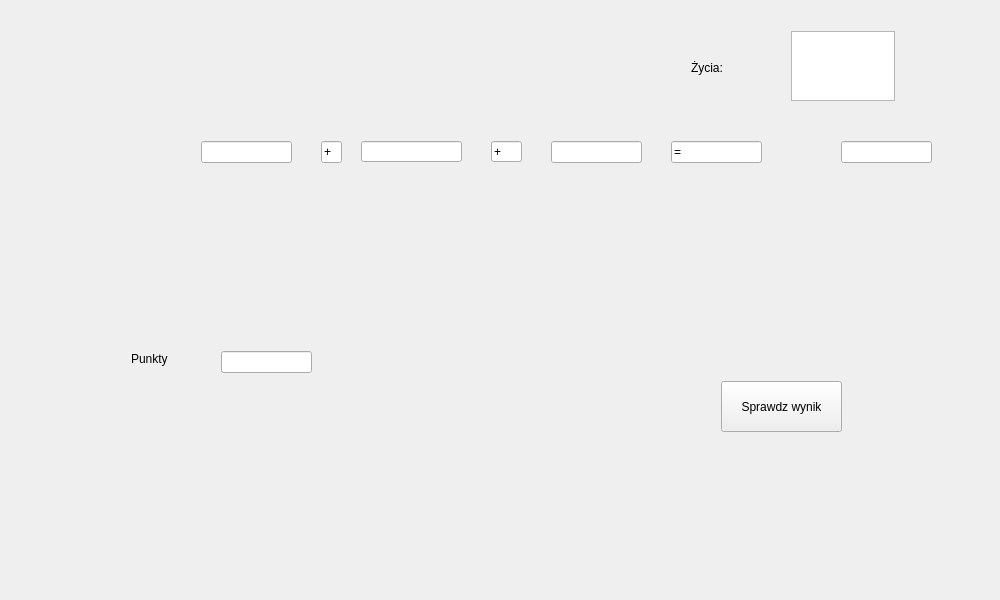
Qt form dodawanie.ui (Kukulim/Matematyka) before a commit.
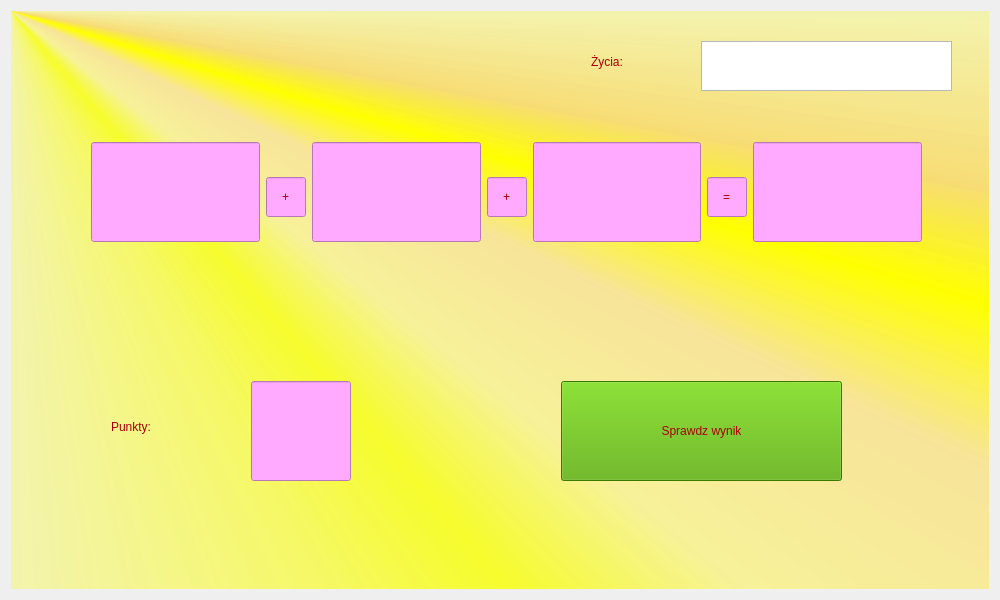
The same form after that commit. The open tabs and pages were chosen to show the change. Icons and pictures are not drawn.

Commit message: dodawanie cale dziala

Diff of the .ui file:
```diff
--- a/dodawanie.ui
+++ b/dodawanie.ui
@@ -16,6 +16,9 @@
   <layout class="QGridLayout" name="gridLayout">
    <item row="0" column="0">
     <widget class="QStackedWidget" name="stackedWidget">
+     <property name="styleSheet">
+      <string notr="true"/>
+     </property>
      <property name="currentIndex">
       <number>1</number>
      </property>
@@ -191,144 +194,326 @@
       </widget>
      </widget>
      <widget class="QWidget" name="dodatanieTrudnePage">
-      <widget class="QTextEdit" name="zyciaEdit_2">
-       <property name="geometry">
-        <rect>
-         <x>780</x>
-         <y>20</y>
-         <width>104</width>
-         <height>70</height>
-        </rect>
-       </property>
-      </widget>
+      <property name="styleSheet">
+       <string notr="true">#dodatanieTrudnePage{background-color:qconicalgradient(cx:0, cy:0, angle:135, stop:0 rgba(255, 255, 0, 69), stop:0.375 rgba(255, 255, 0, 69), stop:0.423533 rgba(251, 255, 0, 145), stop:0.45 rgba(247, 255, 0, 208), stop:0.477581 rgba(255, 244, 71, 130), stop:0.518717 rgba(255, 218, 71, 130), stop:0.55 rgba(255, 255, 0, 255), stop:0.57754 rgba(255, 203, 0, 130), stop:0.625 rgba(255, 255, 0, 69), stop:1 rgba(255, 255, 0, 69))}</string>
+      </property>
       <widget class="QLabel" name="zycieLabel_2">
        <property name="geometry">
         <rect>
-         <x>680</x>
-         <y>50</y>
-         <width>47</width>
-         <height>14</height>
+         <x>580</x>
+         <y>30</y>
+         <width>100</width>
+         <height>41</height>
         </rect>
        </property>
+       <property name="maximumSize">
+        <size>
+         <width>100</width>
+         <height>100</height>
+        </size>
+       </property>
+       <property name="styleSheet">
+        <string notr="true">font: 26pt &quot;Comic Sans MS&quot;;
+color:rgb(170, 0, 0);</string>
+       </property>
        <property name="text">
         <string>Życia:</string>
        </property>
       </widget>
-      <widget class="QLineEdit" name="skladnikDrogiEdit_2">
-       <property name="geometry">
-        <rect>
-         <x>540</x>
-         <y>130</y>
-         <width>91</width>
-         <height>22</height>
-        </rect>
-       </property>
-      </widget>
-      <widget class="QLineEdit" name="sumaEdit_2">
-       <property name="geometry">
-        <rect>
-         <x>830</x>
-         <y>130</y>
-         <width>91</width>
-         <height>22</height>
-        </rect>
-       </property>
-      </widget>
-      <widget class="QPushButton" name="sprawdzButton_2">
-       <property name="geometry">
-        <rect>
-         <x>710</x>
-         <y>370</y>
-         <width>121</width>
-         <height>51</height>
-        </rect>
-       </property>
-       <property name="text">
-        <string>Sprawdz wynik</string>
-       </property>
-      </widget>
-      <widget class="QLineEdit" name="plusEdit_2">
-       <property name="geometry">
-        <rect>
-         <x>310</x>
-         <y>130</y>
-         <width>21</width>
-         <height>22</height>
-        </rect>
-       </property>
-       <property name="text">
-        <string>+</string>
-       </property>
-      </widget>
       <widget class="QLineEdit" name="punktyEdit_2">
        <property name="geometry">
         <rect>
-         <x>210</x>
-         <y>340</y>
-         <width>91</width>
-         <height>22</height>
+         <x>240</x>
+         <y>370</y>
+         <width>100</width>
+         <height>100</height>
         </rect>
        </property>
-      </widget>
-      <widget class="QLineEdit" name="skladnikPierwszyEdit_2">
-       <property name="geometry">
-        <rect>
-         <x>190</x>
-         <y>130</y>
-         <width>91</width>
-         <height>22</height>
-        </rect>
+       <property name="sizePolicy">
+        <sizepolicy hsizetype="Fixed" vsizetype="Fixed">
+         <horstretch>0</horstretch>
+         <verstretch>0</verstretch>
+        </sizepolicy>
        </property>
-      </widget>
-      <widget class="QLineEdit" name="rownasieEdit_2">
-       <property name="geometry">
-        <rect>
-         <x>660</x>
-         <y>130</y>
-         <width>91</width>
-         <height>22</height>
-        </rect>
+       <property name="maximumSize">
+        <size>
+         <width>100</width>
+         <height>100</height>
+        </size>
        </property>
-       <property name="text">
-        <string>=</string>
+       <property name="contextMenuPolicy">
+        <enum>Qt::DefaultContextMenu</enum>
+       </property>
+       <property name="styleSheet">
+        <string notr="true">font: 40pt &quot;Comic Sans MS&quot;;
+color:rgb(170, 0, 0);
+background-color:rgb(255, 170, 255);</string>
+       </property>
+       <property name="alignment">
+        <set>Qt::AlignCenter</set>
        </property>
       </widget>
       <widget class="QLabel" name="punktyLabel_2">
        <property name="geometry">
         <rect>
-         <x>120</x>
-         <y>340</y>
-         <width>37</width>
-         <height>16</height>
+         <x>100</x>
+         <y>390</y>
+         <width>121</width>
+         <height>51</height>
         </rect>
        </property>
+       <property name="maximumSize">
+        <size>
+         <width>150</width>
+         <height>16777215</height>
+        </size>
+       </property>
+       <property name="styleSheet">
+        <string notr="true">font: 26pt &quot;Comic Sans MS&quot;;
+color:rgb(170, 0, 0);</string>
+       </property>
        <property name="text">
         <string>Punkty:</string>
        </property>
       </widget>
-      <widget class="QLineEdit" name="skladnikTrzeciEdit_2">
+      <widget class="QGraphicsView" name="zyciaGrafikaTrudneView">
        <property name="geometry">
         <rect>
-         <x>350</x>
-         <y>130</y>
-         <width>101</width>
-         <height>21</height>
+         <x>690</x>
+         <y>30</y>
+         <width>251</width>
+         <height>50</height>
         </rect>
        </property>
+       <property name="maximumSize">
+        <size>
+         <width>251</width>
+         <height>50</height>
+        </size>
+       </property>
+       <property name="styleSheet">
+        <string notr="true">background-image:url(:/img/5zyc.png);</string>
+       </property>
       </widget>
-      <widget class="QLineEdit" name="plusDwaEdit_2">
+      <widget class="QPushButton" name="sprawdzTrudneButton">
        <property name="geometry">
         <rect>
-         <x>480</x>
-         <y>130</y>
-         <width>31</width>
-         <height>21</height>
+         <x>550</x>
+         <y>370</y>
+         <width>281</width>
+         <height>100</height>
         </rect>
        </property>
+       <property name="minimumSize">
+        <size>
+         <width>0</width>
+         <height>100</height>
+        </size>
+       </property>
+       <property name="styleSheet">
+        <string notr="true">font: 28pt &quot;Comic Sans MS&quot;;
+color:rgb(170, 0, 0);
+background-color:rgb(85, 170, 0);</string>
+       </property>
        <property name="text">
-        <string>+</string>
+        <string>Sprawdz wynik</string>
        </property>
       </widget>
+      <widget class="QWidget" name="">
+       <property name="geometry">
+        <rect>
+         <x>80</x>
+         <y>130</y>
+         <width>831</width>
+         <height>102</height>
+        </rect>
+       </property>
+       <layout class="QHBoxLayout" name="horizontalLayout">
+        <item>
+         <widget class="QLineEdit" name="skladnikPierwszyEdit_2">
+          <property name="enabled">
+           <bool>false</bool>
+          </property>
+          <property name="minimumSize">
+           <size>
+            <width>100</width>
+            <height>100</height>
+           </size>
+          </property>
+          <property name="contextMenuPolicy">
+           <enum>Qt::DefaultContextMenu</enum>
+          </property>
+          <property name="styleSheet">
+           <string notr="true">font: 40pt &quot;Comic Sans MS&quot;;
+color:rgb(170, 0, 0);
+background-color:rgb(255, 170, 255);</string>
+          </property>
+          <property name="alignment">
+           <set>Qt::AlignCenter</set>
+          </property>
+         </widget>
+        </item>
+        <item>
+         <widget class="QLineEdit" name="plusEdit_2">
+          <property name="enabled">
+           <bool>false</bool>
+          </property>
+          <property name="minimumSize">
+           <size>
+            <width>40</width>
+            <height>40</height>
+           </size>
+          </property>
+          <property name="maximumSize">
+           <size>
+            <width>30</width>
+            <height>30</height>
+           </size>
+          </property>
+          <property name="styleSheet">
+           <string notr="true">font: 40pt &quot;Comic Sans MS&quot;;
+color:rgb(170, 0, 0);
+background-color:rgb(255, 170, 255);</string>
+          </property>
+          <property name="text">
+           <string>+</string>
+          </property>
+          <property name="alignment">
+           <set>Qt::AlignCenter</set>
+          </property>
+         </widget>
+        </item>
+        <item>
+         <widget class="QLineEdit" name="skladnikTrzeciEdit_2">
+          <property name="enabled">
+           <bool>false</bool>
+          </property>
+          <property name="minimumSize">
+           <size>
+            <width>100</width>
+            <height>100</height>
+           </size>
+          </property>
+          <property name="contextMenuPolicy">
+           <enum>Qt::DefaultContextMenu</enum>
+          </property>
+          <property name="styleSheet">
+           <string notr="true">font: 40pt &quot;Comic Sans MS&quot;;
+color:rgb(170, 0, 0);
+background-color:rgb(255, 170, 255);</string>
+          </property>
+          <property name="alignment">
+           <set>Qt::AlignCenter</set>
+          </property>
+         </widget>
+        </item>
+        <item>
+         <widget class="QLineEdit" name="plusDwaEdit_2">
+          <property name="enabled">
+           <bool>false</bool>
+          </property>
+          <property name="minimumSize">
+           <size>
+            <width>40</width>
+            <height>40</height>
+           </size>
+          </property>
+          <property name="maximumSize">
+           <size>
+            <width>30</width>
+            <height>30</height>
+           </size>
+          </property>
+          <property name="styleSheet">
+           <string notr="true">font: 40pt &quot;Comic Sans MS&quot;;
+color:rgb(170, 0, 0);
+background-color:rgb(255, 170, 255);</string>
+          </property>
+          <property name="text">
+           <string>+</string>
+          </property>
+          <property name="alignment">
+           <set>Qt::AlignCenter</set>
+          </property>
+         </widget>
+        </item>
+        <item>
+         <widget class="QLineEdit" name="skladnikDrogiEdit_2">
+          <property name="enabled">
+           <bool>false</bool>
+          </property>
+          <property name="minimumSize">
+           <size>
+            <width>100</width>
+            <height>100</height>
+           </size>
+          </property>
+          <property name="contextMenuPolicy">
+           <enum>Qt::DefaultContextMenu</enum>
+          </property>
+          <property name="styleSheet">
+           <string notr="true">font: 40pt &quot;Comic Sans MS&quot;;
+color:rgb(170, 0, 0);
+background-color:rgb(255, 170, 255);</string>
+          </property>
+          <property name="alignment">
+           <set>Qt::AlignCenter</set>
+          </property>
+         </widget>
+        </item>
+        <item>
+         <widget class="QLineEdit" name="rownasieEdit_2">
+          <property name="enabled">
+           <bool>false</bool>
+          </property>
+          <property name="minimumSize">
+           <size>
+            <width>40</width>
+            <height>40</height>
+           </size>
+          </property>
+          <property name="maximumSize">
+           <size>
+            <width>30</width>
+            <height>30</height>
+           </size>
+          </property>
+          <property name="styleSheet">
+           <string notr="true">font: 40pt &quot;Comic Sans MS&quot;;
+color:rgb(170, 0, 0);
+background-color:rgb(255, 170, 255);</string>
+          </property>
+          <property name="text">
+           <string>=</string>
+          </property>
+          <property name="alignment">
+           <set>Qt::AlignCenter</set>
+          </property>
+         </widget>
+        </item>
+        <item>
+         <widget class="QLineEdit" name="sumaEdit_2">
+          <property name="minimumSize">
+           <size>
+            <width>100</width>
+            <height>100</height>
+           </size>
+          </property>
+          <property name="contextMenuPolicy">
+           <enum>Qt::DefaultContextMenu</enum>
+          </property>
+          <property name="styleSheet">
+           <string notr="true">font: 40pt &quot;Comic Sans MS&quot;;
+color:rgb(170, 0, 0);
+background-color:rgb(255, 170, 255);</string>
+          </property>
+          <property name="alignment">
+           <set>Qt::AlignCenter</set>
+          </property>
+         </widget>
+        </item>
+       </layout>
+      </widget>
      </widget>
     </widget>
    </item>
```
Left out of the diff: 500 changed lines with no effect on the pictures. The commit also changes 13 other files.
